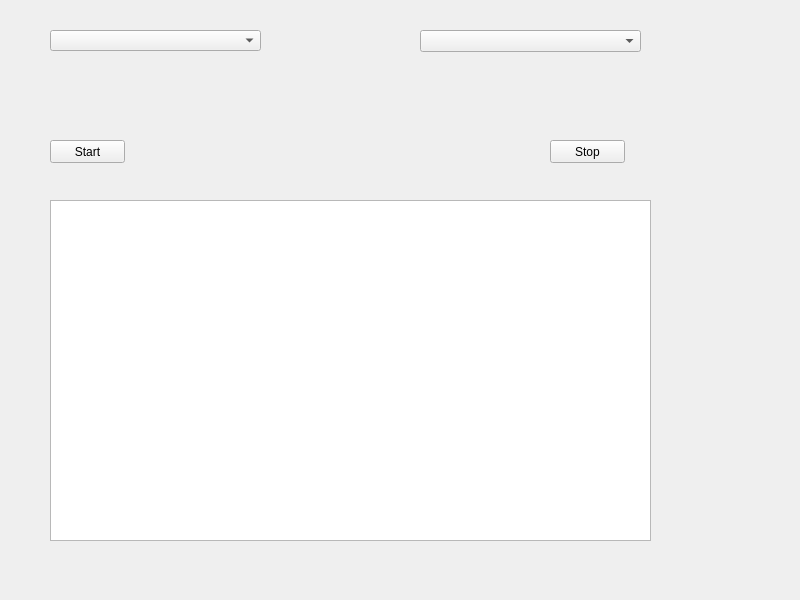
This is widget.ui in Naxisigut/TestForAudioDevice as Qt 5 draws it before an edit. The edited form follows.
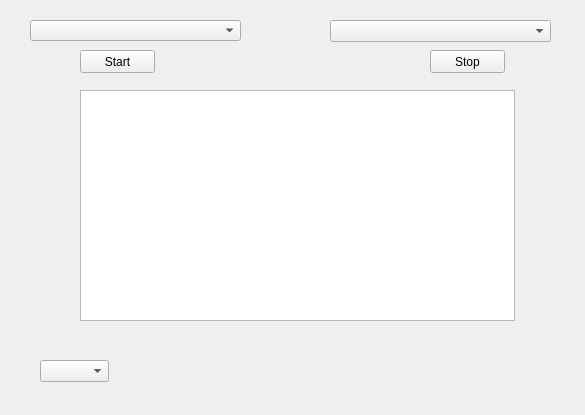
This is the edited form.

The edit to the form file:
```diff
--- a/widget.ui
+++ b/widget.ui
@@ -6,8 +6,8 @@
    <rect>
     <x>0</x>
     <y>0</y>
-    <width>800</width>
-    <height>600</height>
+    <width>585</width>
+    <height>415</height>
    </rect>
   </property>
   <property name="windowTitle">
@@ -16,8 +16,8 @@
   <widget class="QComboBox" name="inputListCombox">
    <property name="geometry">
     <rect>
-     <x>50</x>
-     <y>30</y>
+     <x>30</x>
+     <y>20</y>
      <width>211</width>
      <height>21</height>
     </rect>
@@ -26,8 +26,8 @@
   <widget class="QPushButton" name="startButton">
    <property name="geometry">
     <rect>
-     <x>50</x>
-     <y>140</y>
+     <x>80</x>
+     <y>50</y>
      <width>75</width>
      <height>23</height>
     </rect>
@@ -39,8 +39,8 @@
   <widget class="QPushButton" name="stopButton">
    <property name="geometry">
     <rect>
-     <x>550</x>
-     <y>140</y>
+     <x>430</x>
+     <y>50</y>
      <width>75</width>
      <height>23</height>
     </rect>
@@ -52,8 +52,8 @@
   <widget class="QComboBox" name="outputListCombox">
    <property name="geometry">
     <rect>
-     <x>420</x>
-     <y>30</y>
+     <x>330</x>
+     <y>20</y>
      <width>221</width>
      <height>22</height>
     </rect>
@@ -62,10 +62,26 @@
   <widget class="QTableView" name="tableView">
    <property name="geometry">
     <rect>
-     <x>50</x>
-     <y>200</y>
-     <width>601</width>
-     <height>341</height>
+     <x>80</x>
+     <y>90</y>
+     <width>435</width>
+     <height>231</height>
+    </rect>
+   </property>
+   <property name="minimumSize">
+    <size>
+     <width>435</width>
+     <height>0</height>
+    </size>
+   </property>
+  </widget>
+  <widget class="QComboBox" name="portListCombox">
+   <property name="geometry">
+    <rect>
+     <x>40</x>
+     <y>360</y>
+     <width>69</width>
+     <height>22</height>
     </rect>
    </property>
   </widget>
```
